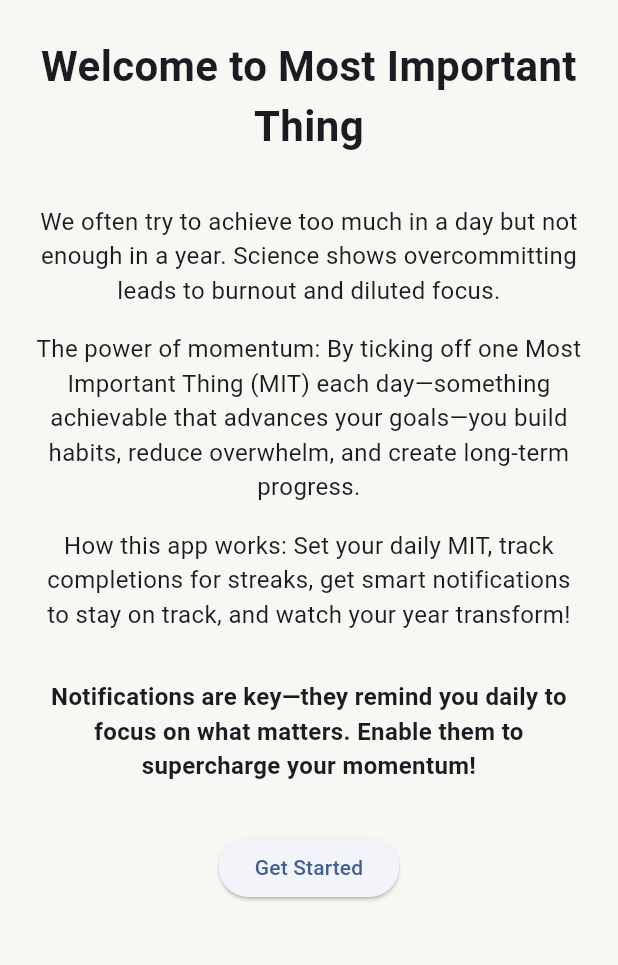
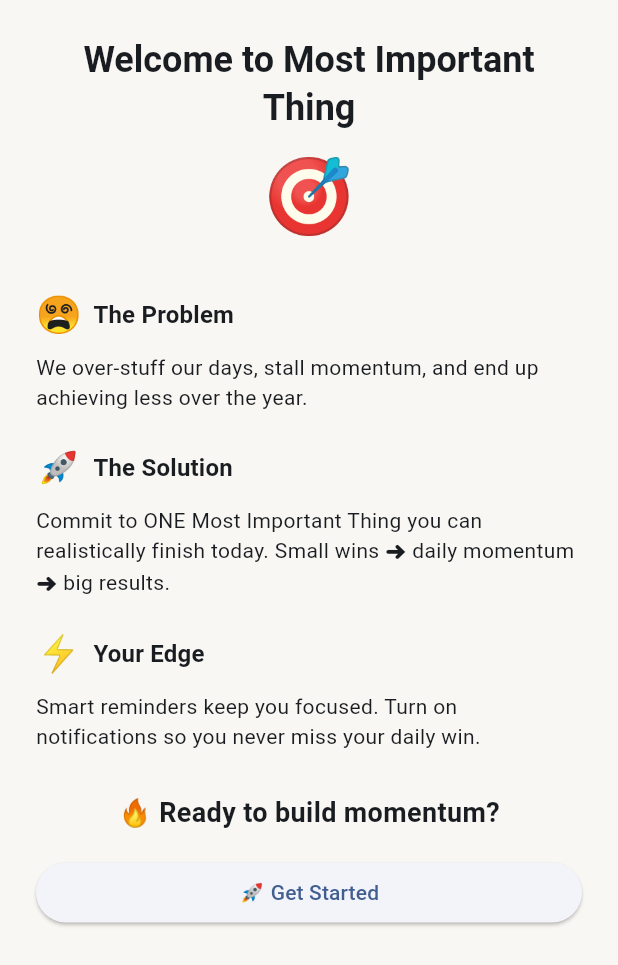
Before and after one commit to neonnubula/japchae, a Flutter app: the HomeScreen screen opened directly, item 3 of the bottom bar chosen, after a tap on "Onboarding", on a phone screen of 412 x 824 dp. Shown: the top 965 px of the screen. Run offline on Flutter 3.47's test engine with Material 3 defaults, Android fonts, the light colour scheme and no system bars; our stand-ins replace flutter_local_notifications, hive, hive_flutter, share_plus, timezone; accounts and stored records are empty.

Commit message:
Improve dark mode contrast and emoji onboarding visuals

```diff
--- a/lib/main.dart
+++ b/lib/main.dart
@@ -102,8 +102,11 @@ class MostImportantThingApp extends StatelessWidget {
           surfaceTintColor: Colors.transparent,
         ),
         textTheme: TextTheme(
-          bodyLarge: TextStyle(color: Colors.white70),
-          bodyMedium: TextStyle(color: Colors.white60),
+          headlineSmall: const TextStyle(color: Colors.white),
+          titleMedium: const TextStyle(color: Colors.white),
+          bodyLarge: const TextStyle(color: Colors.white),
+          bodyMedium: TextStyle(color: Colors.grey[300]),
+          labelSmall: TextStyle(color: Colors.grey[400]),
         ),
         elevatedButtonTheme: ElevatedButtonThemeData(
           style: ElevatedButton.styleFrom(
--- a/lib/screens/home_screen.dart
+++ b/lib/screens/home_screen.dart
@@ -98,7 +98,7 @@ class _HomeScreenState extends State<HomeScreen> {
                                   hintText: 'E.g., Ship the new landing page...',
                                   hintStyle: TextStyle(color: Colors.grey[600]),
                                   filled: true,
-                                  fillColor: Colors.white,
+                                  fillColor: Theme.of(context).colorScheme.surfaceVariant,
                                   border: OutlineInputBorder(
                                     borderRadius: BorderRadius.circular(12),
                                     borderSide: BorderSide.none,
@@ -266,7 +266,7 @@ class _HomeScreenState extends State<HomeScreen> {
         ),
       ),
       bottomNavigationBar: BottomAppBar(
-        color: Colors.white,
+        color: Theme.of(context).cardColor,
         elevation: 0,
         child: Row(
           mainAxisAlignment: MainAxisAlignment.spaceAround,
@@ -278,8 +278,8 @@ class _HomeScreenState extends State<HomeScreen> {
                   MaterialPageRoute(builder: (context) => const HistoryScreen()),
                 );
               },
-              icon: const Icon(Icons.history, color: Colors.black87),
-              label: const Text('Goal History', style: TextStyle(color: Colors.black87)),
+              icon: Icon(Icons.history, color: Theme.of(context).iconTheme.color),
+              label: Text('Goal History', style: TextStyle(color: Theme.of(context).textTheme.bodyLarge?.color)),
             ),
             TextButton.icon(
               onPressed: () {
@@ -289,7 +289,7 @@ class _HomeScreenState extends State<HomeScreen> {
                 );
               },
               icon: const Icon(Icons.local_fire_department, color: Colors.orange),
-              label: const Text('Stats', style: TextStyle(color: Colors.black87)),
+              label: Text('Stats', style: TextStyle(color: Theme.of(context).textTheme.bodyLarge?.color)),
             ),
             TextButton.icon(
               onPressed: () {
@@ -298,8 +298,8 @@ class _HomeScreenState extends State<HomeScreen> {
                   MaterialPageRoute(builder: (context) => const MenuScreen()),
                 );
               },
-              icon: const Icon(Icons.menu, color: Colors.black87),
-              label: const Text('Menu', style: TextStyle(color: Colors.black87)),
+              icon: Icon(Icons.menu, color: Theme.of(context).iconTheme.color),
+              label: Text('Menu', style: TextStyle(color: Theme.of(context).textTheme.bodyLarge?.color)),
             ),
           ],
         ),
@@ -414,8 +414,10 @@ class _HomeScreenState extends State<HomeScreen> {
                 Text(
                   title,
                   style: TextStyle(
+                    color: Theme.of(context).textTheme.labelSmall?.color,
                     fontSize: 12,
                     letterSpacing: 1.5,
+                    fontWeight: FontWeight.w600,
                   ),
                 ),
                 const Spacer(),
@@ -446,7 +448,10 @@ class _HomeScreenState extends State<HomeScreen> {
                 Expanded(
                   child: Text(
                     text,
-                    style: const TextStyle(fontSize: 16),
+                    style: TextStyle(
+                      color: Theme.of(context).textTheme.bodyLarge?.color,
+                      fontSize: 16,
+                    ),
                   ),
                 ),
                 const Icon(Icons.edit, color: Colors.amber, size: 16),
--- a/lib/screens/onboarding_screen.dart
+++ b/lib/screens/onboarding_screen.dart
@@ -1,5 +1,7 @@
 import 'package:flutter/material.dart';
 import 'package:most_important_thing/screens/home_screen.dart';
+import 'package:provider/provider.dart';
+import 'package:most_important_thing/services/storage_service.dart';
 
 class OnboardingScreen extends StatelessWidget {
   const OnboardingScreen({super.key});
@@ -11,47 +13,57 @@ class OnboardingScreen extends StatelessWidget {
         child: SingleChildScrollView(
           padding: const EdgeInsets.all(24.0),
           child: Column(
-            mainAxisAlignment: MainAxisAlignment.spaceEvenly,
+            crossAxisAlignment: CrossAxisAlignment.stretch,
             children: [
-              const Text(
+              Text(
                 'Welcome to Most Important Thing',
-                style: TextStyle(fontSize: 28, fontWeight: FontWeight.bold),
+                style: Theme.of(context).textTheme.headlineSmall!.copyWith(fontWeight: FontWeight.bold),
                 textAlign: TextAlign.center,
               ),
-              const SizedBox(height: 32),
+              const SizedBox(height: 8),
               const Text(
-                'We often try to achieve too much in a day but not enough in a year. Science shows overcommitting leads to burnout and diluted focus.',
+                '🎯',
+                style: TextStyle(fontSize: 48),
                 textAlign: TextAlign.center,
-                style: TextStyle(fontSize: 16),
+              ),
+              const SizedBox(height: 28),
+              _buildSection(
+                context,
+                title: 'The Problem',
+                icon: '😵',
+                body: 'We over-stuff our days, stall momentum, and end up achieving less over the year.'
+              ),
+              const SizedBox(height: 20),
+              _buildSection(
+                context,
+                title: 'The Solution',
+                icon: '🚀',
+                body: 'Commit to ONE Most Important Thing you can realistically finish today. Small wins ➜ daily momentum ➜ big results.'
+              ),
+              const SizedBox(height: 20),
+              _buildSection(
+                context,
+                title: 'Your Edge',
+                icon: '⚡',
+                body: 'Smart reminders keep you focused. Turn on notifications so you never miss your daily win.'
+              ),
+              const SizedBox(height: 28),
+              const Text(
+                '🔥 Ready to build momentum?',
+                style: TextStyle(fontSize: 18, fontWeight: FontWeight.bold),
+                textAlign: TextAlign.center,
               ),
               const SizedBox(height: 16),
-              const Text(
-                'The power of momentum: By ticking off one Most Important Thing (MIT) each day—something achievable that advances your goals—you build habits, reduce overwhelm, and create long-term progress.',
-                textAlign: TextAlign.center,
-                style: TextStyle(fontSize: 16),
-              ),
-              const SizedBox(height: 16),
-              const Text(
-                'How this app works: Set your daily MIT, track completions for streaks, get smart notifications to stay on track, and watch your year transform!',
-                textAlign: TextAlign.center,
-                style: TextStyle(fontSize: 16),
-              ),
-              const SizedBox(height: 32),
-              const Text(
-                'Notifications are key—they remind you daily to focus on what matters. Enable them to supercharge your momentum!',
-                textAlign: TextAlign.center,
-                style: TextStyle(fontSize: 16, fontWeight: FontWeight.bold),
-              ),
-              const SizedBox(height: 32),
               ElevatedButton(
                 onPressed: () {
+                  Provider.of<StorageService>(context, listen: false).setFirstLaunchCompleted();
                   // TODO: Request notification permissions here
                   Navigator.pushReplacement(
                     context,
                     MaterialPageRoute(builder: (context) => const HomeScreen()),
                   );
                 },
-                child: const Text('Get Started'),
+                child: const Text('🚀 Get Started'),
               ),
             ],
           ),
@@ -60,3 +72,29 @@ class OnboardingScreen extends StatelessWidget {
     );
   }
 }
+
+Widget _buildSection(BuildContext context, {required String title, required String icon, required String body}) {
+  return Column(
+    crossAxisAlignment: CrossAxisAlignment.start,
+    children: [
+      Row(
+        children: [
+          Text(
+            icon,
+            style: const TextStyle(fontSize: 24),
+          ),
+          const SizedBox(width: 8),
+          Text(
+            title,
+            style: Theme.of(context).textTheme.titleMedium!.copyWith(fontWeight: FontWeight.bold),
+          ),
+        ],
+      ),
+      const SizedBox(height: 8),
+      Text(
+        body,
+        style: Theme.of(context).textTheme.bodyMedium,
+      ),
+    ],
+  );
+}
```
Also changed, not shown: 2 other files.
